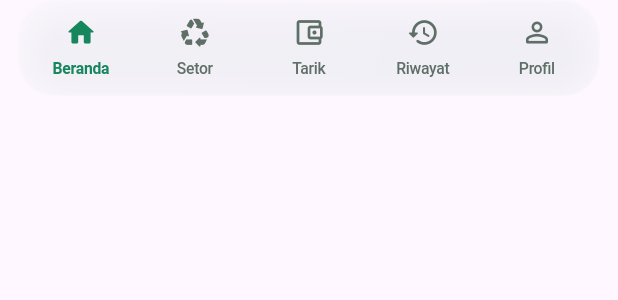
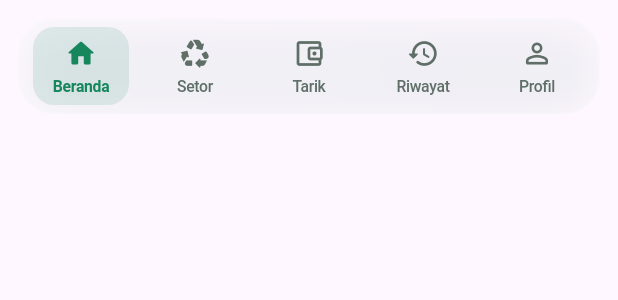
Before and after one commit to rezaghalbi/SIBAS, a Flutter app: the AppBottomNav widget shown alone on an empty page, opened directly with empty values, on a phone screen of 412 x 824 dp. Shown: the top 300 px of the screen. Run offline on Flutter 3.47's test engine with Material 3 defaults, Android fonts, the light colour scheme and no system bars; our stand-ins replace flutter_riverpod, go_router, google_fonts, image_picker, qr_flutter, supabase_flutter and 1 more; missing offline and left inert: dart:js_interop, mobile_scanner; accounts and stored records are empty.

Commit message:
Ratalkan tampilan kaca bottom nav
Margin bar jadi 12 di semua sisi, indikator item aktif berupa pill tipis
tanpa menggeser layout, dan badge admin dibatasi di dalam lebar item agar
tidak bertabrakan di layar 360 px.

```diff
--- a/lib/core/widgets/app_bottom_nav.dart
+++ b/lib/core/widgets/app_bottom_nav.dart
@@ -46,7 +46,7 @@ class AppBottomNav extends StatelessWidget {
       minimum: const EdgeInsets.only(bottom: 2),
       child: GlassPanel(
         radius: 24,
-        margin: const EdgeInsets.fromLTRB(12, 0, 12, 12),
+        margin: const EdgeInsets.all(12),
         padding: const EdgeInsets.symmetric(horizontal: 4),
         child: Material(
           color: Colors.transparent,
@@ -98,22 +98,48 @@ class _NavButton extends StatelessWidget {
       label: label,
       child: InkWell(
         onTap: onTap,
-        borderRadius: BorderRadius.circular(16),
-        child: Column(
+        borderRadius: BorderRadius.circular(14),
+        child: Stack(
+          alignment: Alignment.center,
+          children: [
+            // Pill tipis di belakang ikon+label. Positioned.fill supaya
+            // layout item tidak bergeser saat state aktif berubah.
+            if (isActive)
+              Positioned.fill(
+                child: Padding(
+                  padding: const EdgeInsets.symmetric(
+                    horizontal: 6,
+                    vertical: 6,
+                  ),
+                  child: DecoratedBox(
+                    decoration: BoxDecoration(
+                      color: AppColors.primaryMain.withValues(alpha: 0.12),
+                      borderRadius: BorderRadius.circular(14),
+                    ),
+                  ),
+                ),
+              ),
+            Column(
               mainAxisAlignment: MainAxisAlignment.center,
               children: [
+                // Lebar 40 dipusatkan agar badge tetap di dalam lebar item
+                // (item ±65 px di layar 360) dan tidak menabrak tepi.
                 SizedBox(
+                  width: 40,
                   height: 26,
                   child: Stack(
                     clipBehavior: Clip.none,
                     children: [
-                  Icon(icon, size: 22, color: color),
+                      Center(child: Icon(icon, size: 22, color: color)),
                       if (badgeCount > 0)
                         Positioned(
-                      top: -6,
-                      right: -12,
+                          top: -4,
+                          right: 0,
                           child: Container(
-                        padding: const EdgeInsets.symmetric(horizontal: 5, vertical: 1),
+                            padding: const EdgeInsets.symmetric(
+                              horizontal: 5,
+                              vertical: 1,
+                            ),
                             constraints: const BoxConstraints(minWidth: 16),
                             decoration: BoxDecoration(
                               color: AppColors.statusPendingBg,
@@ -142,6 +168,7 @@ class _NavButton extends StatelessWidget {
                   label,
                   maxLines: 1,
                   overflow: TextOverflow.ellipsis,
+                  textAlign: TextAlign.center,
                   style: TextStyle(
                     fontSize: 10.5,
                     letterSpacing: -0.2,
@@ -151,6 +178,8 @@ class _NavButton extends StatelessWidget {
                 ),
               ],
             ),
+          ],
+        ),
       ),
     );
   }
```
Lines whose indentation alone changed are shown as unchanged.
